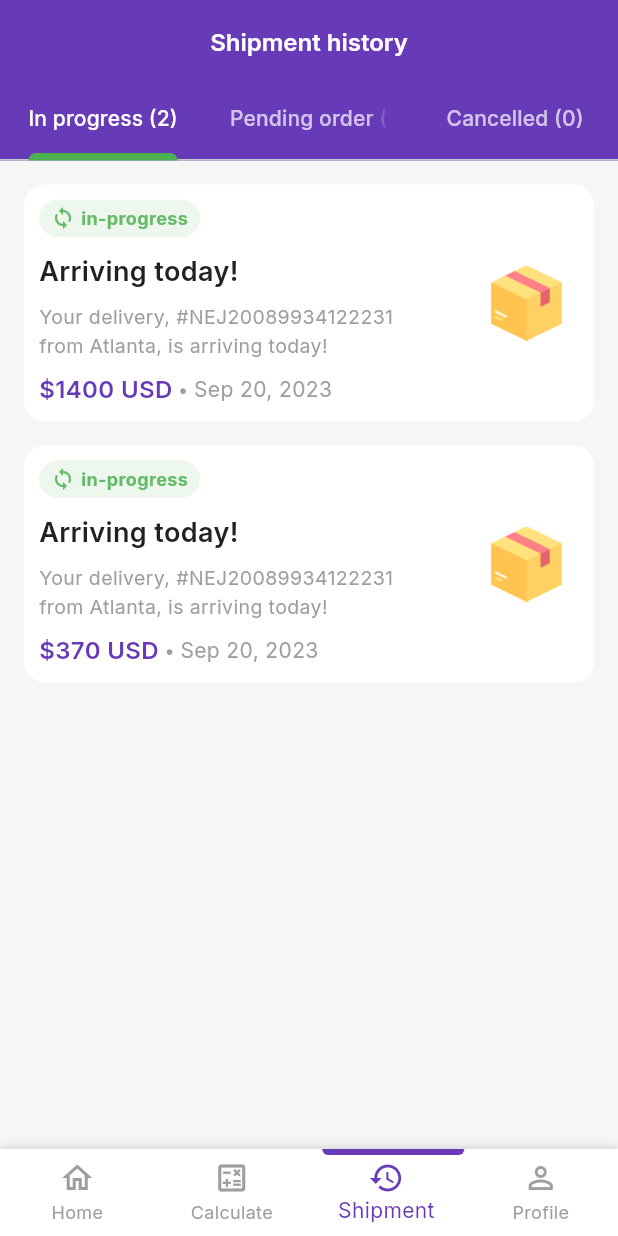
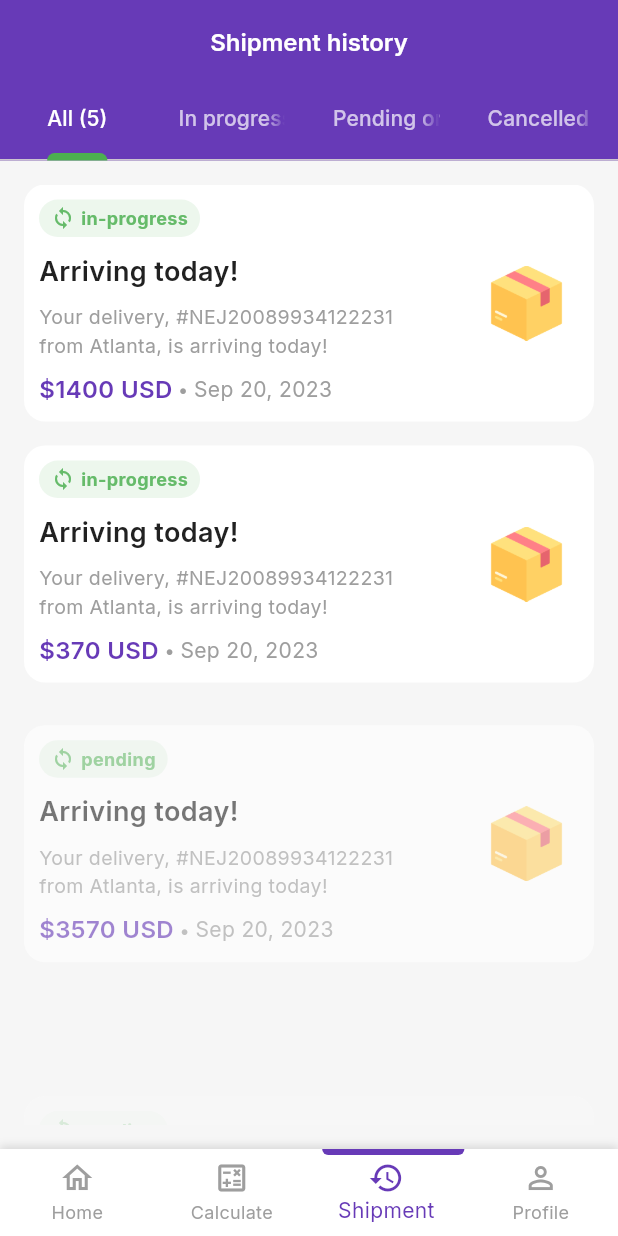
Before and after one commit to EmmanuelTobi/movemate-shipments-ui, a Flutter app: the screen it shows after launch, swiped to page 3, on a phone screen of 412 x 824 dp. Run offline on Flutter 3.47's test engine with Material 3 defaults, Android fonts, the phone set to English and light mode, and no system bars; our stand-ins replace flutter_svg, google_fonts.

Commit message:
update shipment history list animation and list tabs

```diff
--- a/lib/screens/shipping_track/shippment_history.dart
+++ b/lib/screens/shipping_track/shippment_history.dart
@@ -73,7 +73,7 @@ class _ShipmentHistoryScreenState extends State<ShipmentHistoryScreen> with Sing
   @override
   void initState() {
     super.initState();
-    _tabController = TabController(length: 3, vsync: this);
+    _tabController = TabController(length: 4, vsync: this);
   }
 
   @override
@@ -94,7 +94,7 @@ class _ShipmentHistoryScreenState extends State<ShipmentHistoryScreen> with Sing
           style: TextStyle(
               color: Colors.white,
               fontWeight: FontWeight.w600,
-            fontSize: 16
+              fontSize: 16
           ),
         ),
         bottom: TabBar(
@@ -104,6 +104,7 @@ class _ShipmentHistoryScreenState extends State<ShipmentHistoryScreen> with Sing
           labelColor: Colors.white,
           unselectedLabelColor: Colors.white70,
           tabs: [
+            Tab(text: 'All (${_shipments.length})'),
             Tab(text: 'In progress (${_shipments.where((s) => s.status == 'in-progress').length})'),
             Tab(text: 'Pending order (${_shipments.where((s) => s.status == 'pending').length})'),
             Tab(text: 'Cancelled (${_shipments.where((s) => s.status == 'cancelled').length})'),
@@ -113,6 +114,7 @@ class _ShipmentHistoryScreenState extends State<ShipmentHistoryScreen> with Sing
       body: TabBarView(
         controller: _tabController,
         children: [
+          _buildShipmentList(_shipments),
           _buildShipmentList(_shipments.where((s) => s.status == 'in-progress').toList()),
           _buildShipmentList(_shipments.where((s) => s.status == 'pending').toList()),
           _buildShipmentList(_shipments.where((s) => s.status == 'cancelled').toList()),
@@ -132,7 +134,13 @@ class _ShipmentHistoryScreenState extends State<ShipmentHistoryScreen> with Sing
         itemBuilder: (context, child, animation) {
           return FadeTransition(
             opacity: animation,
-            child: child,
+            child: SlideTransition(
+              position: animation.drive(Tween(
+                begin: const Offset(0.0, 1.0),
+                end: const Offset(0.0, 0.0),
+              ).chain(CurveTween(curve: Curves.easeOutCubic))),
+              child: child,
+            ),
           );
         },
         children: shipments.map((shipment) {
```
